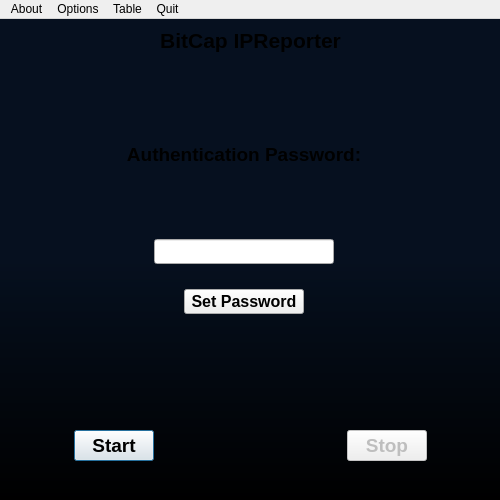
The window that src/ui/MainWindow.ui (bitcap-co/bitcap-ipr) describes before a commit, drawn with Qt 5.
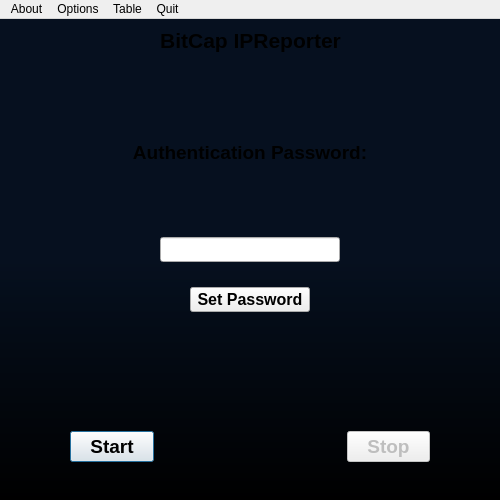
The same window after the commit.

Commit message: adjust page elements in stacked widget

```diff
--- a/src/ui/MainWindow.ui
+++ b/src/ui/MainWindow.ui
@@ -136,10 +136,16 @@
     </item>
     <item row="3" column="1" colspan="3">
      <widget class="QStackedWidget" name="stackedWidget">
+      <property name="sizePolicy">
+       <sizepolicy hsizetype="Preferred" vsizetype="Preferred">
+        <horstretch>0</horstretch>
+        <verstretch>0</verstretch>
+       </sizepolicy>
+      </property>
       <property name="minimumSize">
        <size>
-        <width>0</width>
-        <height>0</height>
+        <width>360</width>
+        <height>280</height>
        </size>
       </property>
       <property name="currentIndex">
@@ -216,7 +222,7 @@
        <widget class="QLabel" name="label_3">
         <property name="geometry">
          <rect>
-          <x>40</x>
+          <x>50</x>
           <y>20</y>
           <width>260</width>
           <height>30</height>
@@ -253,7 +259,7 @@
        <widget class="QLineEdit" name="linePasswdField">
         <property name="geometry">
          <rect>
-          <x>80</x>
+          <x>90</x>
           <y>120</y>
           <width>180</width>
           <height>25</height>
@@ -277,7 +283,7 @@
        <widget class="QPushButton" name="actionIPRSetPasswd">
         <property name="geometry">
          <rect>
-          <x>110</x>
+          <x>120</x>
           <y>170</y>
           <width>120</width>
           <height>25</height>
```
Left out of the diff: 8 changed lines with no effect on the pictures. The commit also changes 1 other file.
